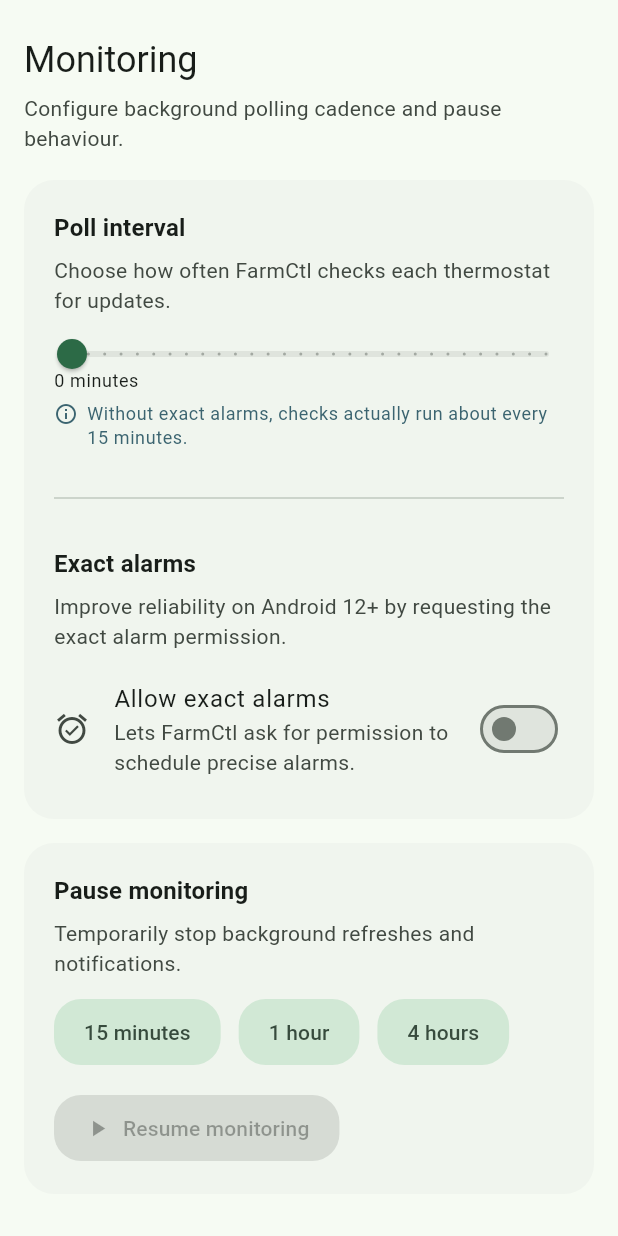
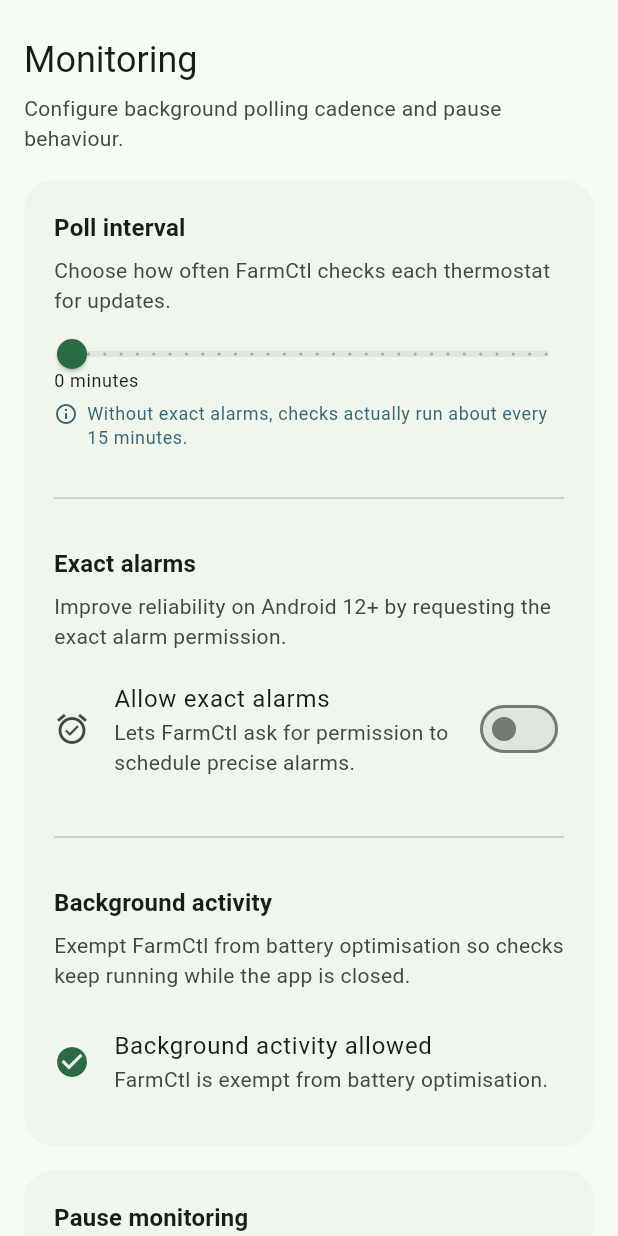
Before and after one commit to ghsi011/FarmCtl, a Flutter app: the _SettingsContent widget shown alone on an empty page, opened directly with empty values, on a phone screen of 412 x 824 dp. Run offline on Flutter 3.47's test engine with Material 3 defaults, Android fonts, the phone set to English and light mode, and no system bars; our stand-ins replace dio, drift, fl_chart, flutter_local_notifications, flutter_riverpod, flutter_secure_storage and 3 more; missing offline and left inert: android_alarm_manager_plus, dio_smart_retry, workmanager; accounts and stored records are empty; generated files the repository leaves out were written again; statements that could not run were skipped.

Commit message:
Add battery-optimisation exemption request
Background checks (WorkManager + AlarmManager) get deferred for long
stretches once Android puts the app under Doze / app-standby. Add the
REQUEST_IGNORE_BATTERY_OPTIMIZATIONS permission and a Settings control under
Monitoring › Background activity that requests the exemption via
permission_handler and reflects the current grant state.

permission_handler is already a dependency, so no new package. The tile is
Android-only and reads its own live status so it updates immediately after
the system dialog returns.

Co-Authored-By: Claude Opus 4.8 <noreply@anthropic.com>
Claude-Session: https://claude.ai/code/session_014KUafxF4U3nD2seAHYigrP

```diff
--- a/app/lib/features/settings/view/settings_page.dart
+++ b/app/lib/features/settings/view/settings_page.dart
@@ -42,6 +42,7 @@ class _SettingsPageState extends ConsumerState<SettingsPage> {
             onExactAlarmsChanged: (value) {
               _setExactAlarmsEnabled(value);
             },
+            onRequestBatteryExemption: _requestIgnoreBatteryOptimizations,
             onVibrateChanged: (value) {
               _setVibrateEnabled(value);
             },
@@ -154,6 +155,60 @@ class _SettingsPageState extends ConsumerState<SettingsPage> {
       ScaffoldMessenger.of(
         context,
       ).showSnackBar(SnackBar(content: Text(humanizeError(error))));
+    }
+  }
+
+  /// Requests the OS exemption from battery optimisation (Doze / app standby),
+  /// which is what lets the WorkManager + AlarmManager checks keep firing while
+  /// the app is in the background instead of being deferred for hours.
+  Future<void> _requestIgnoreBatteryOptimizations() async {
+    if (kIsWeb || !Platform.isAndroid) {
+      return;
+    }
+
+    final messenger = ScaffoldMessenger.of(context);
+    try {
+      var status = await Permission.ignoreBatteryOptimizations.status;
+      if (status.isGranted) {
+        if (!mounted) return;
+        messenger.showSnackBar(
+          const SnackBar(
+            content: Text('Background activity is already allowed.'),
+          ),
+        );
+        return;
+      }
+
+      status = await Permission.ignoreBatteryOptimizations.request();
+      if (!mounted) return;
+
+      if (status.isGranted) {
+        messenger.showSnackBar(
+          const SnackBar(
+            content: Text(
+              'Background activity allowed. Monitoring can run reliably while '
+              'the app is closed.',
+            ),
+          ),
+        );
+        return;
+      }
+
+      messenger.showSnackBar(
+        SnackBar(
+          content: const Text(
+            'Background activity not allowed. Checks may be delayed by battery '
+            'optimisation.',
+          ),
+          action: SnackBarAction(
+            label: 'Open settings',
+            onPressed: openAppSettings,
+          ),
+        ),
+      );
+    } catch (error) {
+      if (!mounted) return;
+      messenger.showSnackBar(SnackBar(content: Text(humanizeError(error))));
     }
   }
 
@@ -485,6 +540,7 @@ class _SettingsContent extends StatefulWidget {
     required this.onPollIntervalChanged,
     required this.onPollIntervalChangeEnd,
     required this.onExactAlarmsChanged,
+    required this.onRequestBatteryExemption,
     required this.onVibrateChanged,
     required this.onVolumeBoostChanged,
     required this.onPauseFor,
@@ -502,6 +558,7 @@ class _SettingsContent extends StatefulWidget {
   final ValueChanged<double> onPollIntervalChanged;
   final ValueChanged<double> onPollIntervalChangeEnd;
   final ValueChanged<bool> onExactAlarmsChanged;
+  final Future<void> Function() onRequestBatteryExemption;
   final ValueChanged<bool> onVibrateChanged;
   final ValueChanged<bool> onVolumeBoostChanged;
   final ValueChanged<Duration> onPauseFor;
@@ -642,6 +699,21 @@ class _SettingsContentState extends State<_SettingsContent> {
                     contentPadding: EdgeInsets.zero,
                     secondary: const Icon(Icons.alarm_on),
                   ),
+                  if (!kIsWeb && Platform.isAndroid) ...[
+                    const SizedBox(height: 20),
+                    const Divider(),
+                    const SizedBox(height: 20),
+                    const _SettingsTileHeader(
+                      title: 'Background activity',
+                      subtitle:
+                          'Exempt FarmCtl from battery optimisation so checks '
+                          'keep running while the app is closed.',
+                    ),
+                    const SizedBox(height: 12),
+                    _BatteryOptimizationTile(
+                      onRequest: widget.onRequestBatteryExemption,
+                    ),
+                  ],
                 ],
               ),
             ),
@@ -979,6 +1051,69 @@ class _SettingsTileHeader extends StatelessWidget {
   }
 }
 
+/// Shows whether FarmCtl is currently exempt from battery optimisation and lets
+/// the user request the exemption. Loads its own live status so it reflects the
+/// grant immediately after the system dialog returns. Only rendered on Android.
+class _BatteryOptimizationTile extends StatefulWidget {
+  const _BatteryOptimizationTile({required this.onRequest});
+
+  final Future<void> Function() onRequest;
+
+  @override
+  State<_BatteryOptimizationTile> createState() =>
+      _BatteryOptimizationTileState();
+}
+
+class _BatteryOptimizationTileState extends State<_BatteryOptimizationTile> {
+  bool? _granted;
+
+  @override
+  void initState() {
+    super.initState();
+    _loadStatus();
+  }
+
+  Future<void> _loadStatus() async {
+    final status = await Permission.ignoreBatteryOptimizations.status;
+    if (mounted) {
+      setState(() => _granted = status.isGranted);
+    }
+  }
+
+  Future<void> _handleRequest() async {
+    await widget.onRequest();
+    // Re-read so the tile reflects the new state once the system dialog closes.
+    await _loadStatus();
+  }
+
+  @override
+  Widget build(BuildContext context) {
+    final theme = Theme.of(context);
+    if (_granted == true) {
+      return ListTile(
+        contentPadding: EdgeInsets.zero,
+        leading: Icon(Icons.check_circle, color: theme.colorScheme.primary),
+        title: const Text('Background activity allowed'),
+        subtitle: const Text('FarmCtl is exempt from battery optimisation.'),
+      );
+    }
+
+    return ListTile(
+      contentPadding: EdgeInsets.zero,
+      leading: const Icon(Icons.battery_saver),
+      title: const Text('Allow background activity'),
+      subtitle: const Text(
+        'Recommended so background checks are not delayed while the app is '
+        'closed.',
+      ),
+      trailing: FilledButton.tonal(
+        onPressed: _handleRequest,
+        child: const Text('Allow'),
+      ),
+    );
+  }
+}
+
 class _InfoBanner extends StatelessWidget {
   const _InfoBanner({required this.message});
 
```
Also changed, not shown: 1 other file.
